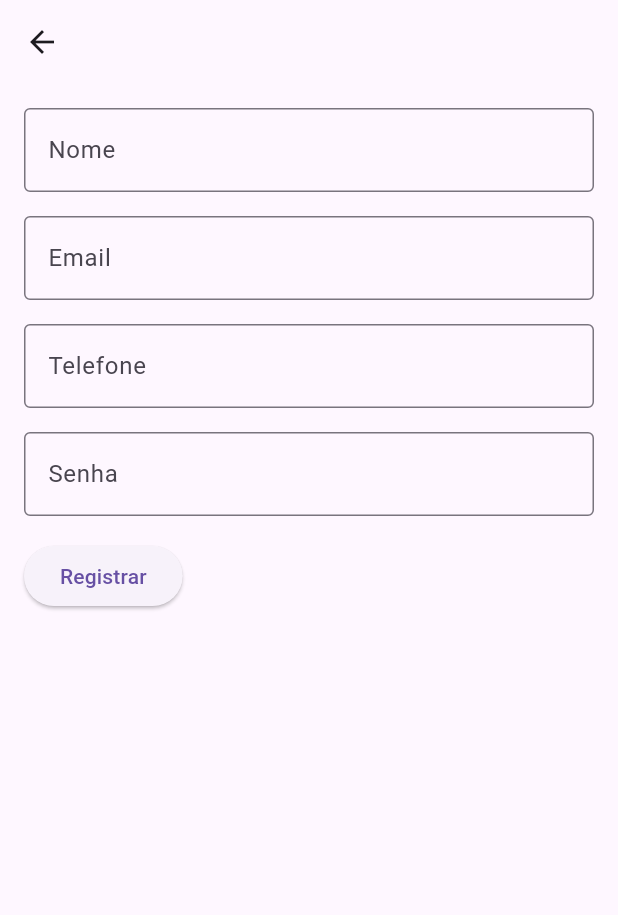
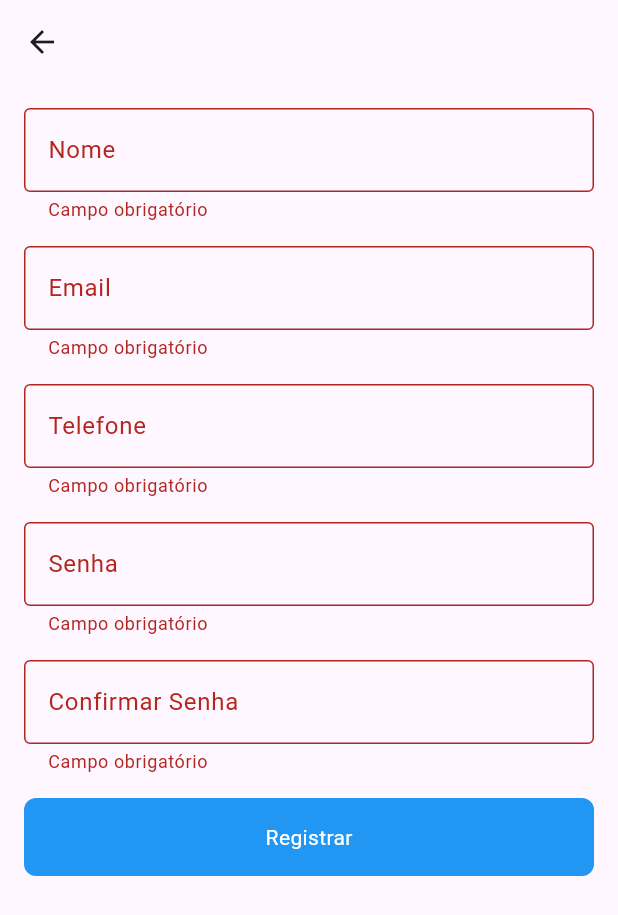
Before and after one commit to Nicholasvp/papa_entulho, a Flutter app: the RegisterPage screen opened by its route, after a tap on "Registrar", on a phone screen of 412 x 824 dp. Shown: the top 915 px of the screen. Run offline on Flutter 3.47's test engine with Material 3 defaults, Android fonts, the light colour scheme and no system bars; our stand-ins replace cloud_firestore, firebase_auth, firebase_core, get; accounts and stored records are empty; network calls fail.

Commit message:
register

```diff
--- /dev/null
+++ b/lib/domain/bindings/home_binding.dart
@@ -0,0 +1,9 @@
+import 'package:get/get.dart';
+import 'package:papa_entulho/ui/home/controller/home_controller.dart';
+
+class HomeBinding implements Bindings {
+  @override
+  void dependencies() {
+    Get.lazyPut(() => HomeController());
+  }
+}
--- a/lib/domain/bindings/login_binding.dart
+++ b/lib/domain/bindings/login_binding.dart
@@ -1,5 +1,5 @@
 import 'package:get/get.dart';
-import 'package:papa_entulho/ui/home/auth/controller/login_controller.dart';
+import 'package:papa_entulho/ui/auth/controller/login_controller.dart';
 
 class LoginBinding implements Bindings {
   @override
--- /dev/null
+++ b/lib/domain/bindings/register_binding.dart
@@ -0,0 +1,9 @@
+import 'package:get/get.dart';
+import 'package:papa_entulho/ui/auth/controller/register_controller.dart';
+
+class RegisterBinding implements Bindings {
+  @override
+  void dependencies() {
+    Get.lazyPut(() => RegisterController());
+  }
+}
--- /dev/null
+++ b/lib/domain/models/export_models.dart
@@ -0,0 +1,2 @@
+export 'papa_entulho_model.dart';
+export 'user_model.dart';
--- a/lib/domain/models/user_model.dart
+++ b/lib/domain/models/user_model.dart
@@ -1,3 +1,4 @@
+// ignore_for_file: public_member_api_docs, sort_constructors_first
 import 'package:json_annotation/json_annotation.dart';
 
 part 'user_model.g.dart';
@@ -7,10 +8,12 @@ class UserModel {
   final String id;
   final String name;
   final String email;
+  final String phone;
   UserModel({
     required this.id,
     required this.name,
     required this.email,
+    required this.phone,
   });
 
   factory UserModel.fromJson(Map<String, dynamic> json) => _$UserModelFromJson(json);
--- /dev/null
+++ b/lib/domain/repositories/export_repositories.dart
@@ -0,0 +1,2 @@
+export 'auth_repository.dart';
+export 'database_repository.dart';
--- a/lib/domain/routes/app_pages.dart
+++ b/lib/domain/routes/app_pages.dart
@@ -1,9 +1,11 @@
 import 'package:get/get.dart';
+import 'package:papa_entulho/domain/bindings/home_binding.dart';
 import 'package:papa_entulho/domain/bindings/login_binding.dart';
+import 'package:papa_entulho/domain/bindings/register_binding.dart';
 import 'package:papa_entulho/domain/middleware/auth_middleware.dart';
 import 'package:papa_entulho/domain/routes/routes.dart';
-import 'package:papa_entulho/ui/home/auth/page/login_page.dart';
-import 'package:papa_entulho/ui/home/auth/page/register_page.dart';
+import 'package:papa_entulho/ui/auth/page/login_page.dart';
+import 'package:papa_entulho/ui/auth/page/register_page.dart';
 import 'package:papa_entulho/ui/home/page/home_page.dart';
 
 class AppPages {
@@ -14,6 +16,7 @@ class AppPages {
       middlewares: [
         AuthMiddleware(),
       ],
+      binding: HomeBinding(),
       page: () => const HomePage(),
     ),
     //login
@@ -25,6 +28,7 @@ class AppPages {
     //register
     GetPage(
       name: Routes.REGISTER,
+      binding: RegisterBinding(),
       page: () => const RegisterPage(),
     ),
   ];
--- a/lib/domain/routes/routes.dart
+++ b/lib/domain/routes/routes.dart
@@ -1,3 +1,5 @@
+// ignore_for_file: constant_identifier_names
+
 class Routes {
   static const HOME = '/';
   static const LOGIN = '/login';
--- /dev/null
+++ b/lib/domain/widgets/app_button_primary.dart
@@ -0,0 +1,40 @@
+import 'package:flutter/material.dart';
+
+class AppButtonPrimary extends StatelessWidget {
+  const AppButtonPrimary({
+    super.key,
+    required this.labelText,
+    this.textColor,
+    this.backgroundColor,
+    this.onTap,
+    this.isLoading = false,
+  });
+
+  final String labelText;
+  final Color? textColor;
+  final Color? backgroundColor;
+  final Function()? onTap;
+  final bool isLoading;
+
+  @override
+  Widget build(BuildContext context) {
+    return InkWell(
+      onTap: onTap,
+      child: Container(
+        padding: const EdgeInsets.all(16.0),
+        decoration: BoxDecoration(
+          color: backgroundColor ?? Colors.blue,
+          borderRadius: BorderRadius.circular(8.0),
+        ),
+        child: Center(
+          child: isLoading
+              ? const CircularProgressIndicator()
+              : Text(
+                  labelText,
+                  style: TextStyle(color: textColor ?? Colors.white),
+                ),
+        ),
+      ),
+    );
+  }
+}
--- /dev/null
+++ b/lib/domain/widgets/app_text_field.dart
@@ -0,0 +1,32 @@
+import 'package:flutter/material.dart';
+
+class AppTextField extends StatelessWidget {
+  const AppTextField({
+    super.key,
+    required this.labelText,
+    required this.controller,
+    this.validator,
+  });
+
+  final String labelText;
+  final TextEditingController controller;
+  final String Function(String?)? validator;
+
+  @override
+  Widget build(BuildContext context) {
+    return TextFormField(
+      decoration: InputDecoration(
+        labelText: labelText,
+        border: const OutlineInputBorder(),
+      ),
+      validator: validator ??
+          (value) {
+            if (value == null || value.isEmpty) {
+              return 'Campo obrigatório';
+            }
+            return null;
+          },
+      controller: controller,
+    );
+  }
+}
--- a/lib/ui/home/auth/controller/login_controller.dart
+++ b/lib/ui/auth/controller/login_controller.dart
@@ -18,9 +18,9 @@ class LoginController extends GetxController with StateMixin {
     change(null, status: RxStatus.success());
   }
 
-  void login() {
+  void login() async {
     change(null, status: RxStatus.loading());
-    _authRepository.login(email: email, password: password).then((value) {
+    await _authRepository.login(email: email, password: password).then((value) {
       Get.offAllNamed(Routes.HOME);
       change(null, status: RxStatus.success());
     }).catchError((error) {
--- /dev/null
+++ b/lib/ui/auth/controller/register_controller.dart
@@ -0,0 +1,46 @@
+import 'package:flutter/material.dart';
+import 'package:get/get.dart';
+import 'package:papa_entulho/domain/repositories/export_repositories.dart';
+import 'package:papa_entulho/domain/routes/routes.dart';
+
+class RegisterController extends GetxController with StateMixin {
+  final emailController = TextEditingController();
+  final passwordController = TextEditingController();
+  final confirmPasswordController = TextEditingController();
+  final phoneController = TextEditingController();
+  final nameController = TextEditingController();
+
+  final formKey = GlobalKey<FormState>();
+
+  final _authRepository = Get.find<AuthRepository>();
+
+  void register() async {
+    if (!formKey.currentState!.validate()) return;
+    if (passwordController.text != confirmPasswordController.text) {
+      Get.snackbar('Erro', 'As senhas não conferem');
+      return;
+    }
+
+    if (!emailController.text.isEmail) {
+      Get.snackbar('Erro', 'Email inválido');
+      return;
+    }
+
+    change(null, status: RxStatus.loading());
+
+    final user = await _authRepository.register(
+      email: emailController.text,
+      password: passwordController.text,
+      name: nameController.text,
+      phone: phoneController.text,
+    );
+
+    if (user != null) {
+      change(null, status: RxStatus.success());
+      Get.offAllNamed(Routes.HOME);
+    } else {
+      change(null, status: RxStatus.error('Erro ao cadastrar'));
+      Get.snackbar('Problema', 'Erro ao cadastrar');
+    }
+  }
+}
--- /dev/null
+++ b/lib/ui/auth/page/register_page.dart
@@ -0,0 +1,58 @@
+import 'package:flutter/material.dart';
+import 'package:get/get.dart';
+import 'package:papa_entulho/domain/widgets/app_button_primary.dart';
+import 'package:papa_entulho/domain/widgets/app_text_field.dart';
+import 'package:papa_entulho/ui/auth/controller/register_controller.dart';
+
+class RegisterPage extends GetView<RegisterController> {
+  const RegisterPage({super.key});
+
+  @override
+  Widget build(BuildContext context) {
+    return Scaffold(
+      appBar: AppBar(
+        title: const Text(''),
+      ),
+      body: Form(
+        key: controller.formKey,
+        child: Padding(
+          padding: const EdgeInsets.all(16.0),
+          child: Column(
+            crossAxisAlignment: CrossAxisAlignment.start,
+            children: [
+              AppTextField(
+                labelText: 'Nome',
+                controller: controller.nameController,
+              ),
+              const SizedBox(height: 16.0),
+              AppTextField(
+                labelText: 'Email',
+                controller: controller.emailController,
+              ),
+              const SizedBox(height: 16.0),
+              AppTextField(
+                labelText: 'Telefone',
+                controller: controller.phoneController,
+              ),
+              const SizedBox(height: 16.0),
+              AppTextField(
+                labelText: 'Senha',
+                controller: controller.passwordController,
+              ),
+              const SizedBox(height: 16.0),
+              AppTextField(
+                labelText: 'Confirmar Senha',
+                controller: controller.confirmPasswordController,
+              ),
+              const SizedBox(height: 16.0),
+              AppButtonPrimary(
+                onTap: controller.register,
+                labelText: 'Registrar',
+              ),
+            ],
+          ),
+        ),
+      ),
+    );
+  }
+}
--- a/lib/ui/home/auth/page/register_page.dart
+++ /dev/null
@@ -1,57 +0,0 @@
-import 'package:flutter/material.dart';
-
-class RegisterPage extends StatelessWidget {
-  const RegisterPage({super.key});
-
-  @override
-  Widget build(BuildContext context) {
-    return Scaffold(
-      appBar: AppBar(
-        title: const Text(''),
-      ),
-      body: Padding(
-        padding: const EdgeInsets.all(16.0),
-        child: Column(
-          crossAxisAlignment: CrossAxisAlignment.start,
-          children: [
-            const TextField(
-              decoration: InputDecoration(
-                labelText: 'Nome',
-                border: OutlineInputBorder(),
-              ),
-            ),
-            const SizedBox(height: 16.0),
-            const TextField(
-              decoration: InputDecoration(
-                labelText: 'Email',
-                border: OutlineInputBorder(),
-              ),
-            ),
-            const SizedBox(height: 16.0),
-            const TextField(
-              decoration: InputDecoration(
-                labelText: 'Telefone',
-                border: OutlineInputBorder(),
-              ),
-            ),
-            const SizedBox(height: 16.0),
-            const TextField(
-              obscureText: true,
-              decoration: InputDecoration(
-                labelText: 'Senha',
-                border: OutlineInputBorder(),
-              ),
-            ),
-            const SizedBox(height: 16.0),
-            ElevatedButton(
-              onPressed: () {
-                // Handle registration logic here
-              },
-              child: const Text('Registrar'),
-            ),
-          ],
-        ),
-      ),
-    );
-  }
-}
```
Also changed, not shown: lib/domain/repositories/auth_repository.dart (+21 -3 lines), lib/domain/repositories/database_repository.dart (+19 -6 lines), lib/ui/auth/page/login_page.dart (renamed from lib/ui/home/auth/page/login_page.dart, +12 -8 lines), lib/ui/home/controller/home_controller.dart (added, +9 -0 lines), lib/ui/home/page/home_page.dart (+5 -7 lines), lib/domain/models/user_model.g.dart, 1 other file.
